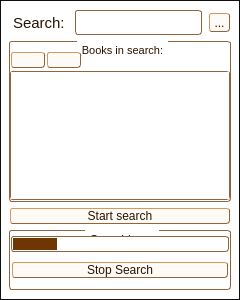
Above: android-exp/mobileapp.ui from MosheWagner/Orayta-QT before the change. Below: the same form after it.
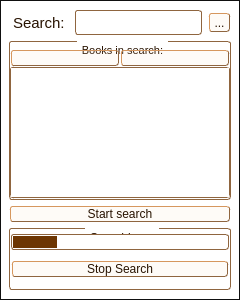
That is the form after the change. The open tabs and pages were chosen to show the change. Icons and pictures are not drawn.

The edit to the form file:
```diff
--- a/android-exp/mobileapp.ui
+++ b/android-exp/mobileapp.ui
@@ -2935,19 +2935,6 @@
               </property>
              </widget>
             </item>
-            <item>
-             <spacer name="horizontalSpacer">
-              <property name="orientation">
-               <enum>Qt::Horizontal</enum>
-              </property>
-              <property name="sizeHint" stdset="0">
-               <size>
-                <width>40</width>
-                <height>20</height>
-               </size>
-              </property>
-             </spacer>
-            </item>
            </layout>
           </item>
           <item>
```
Left out of the diff: 2 changed lines with no effect on the pictures.
